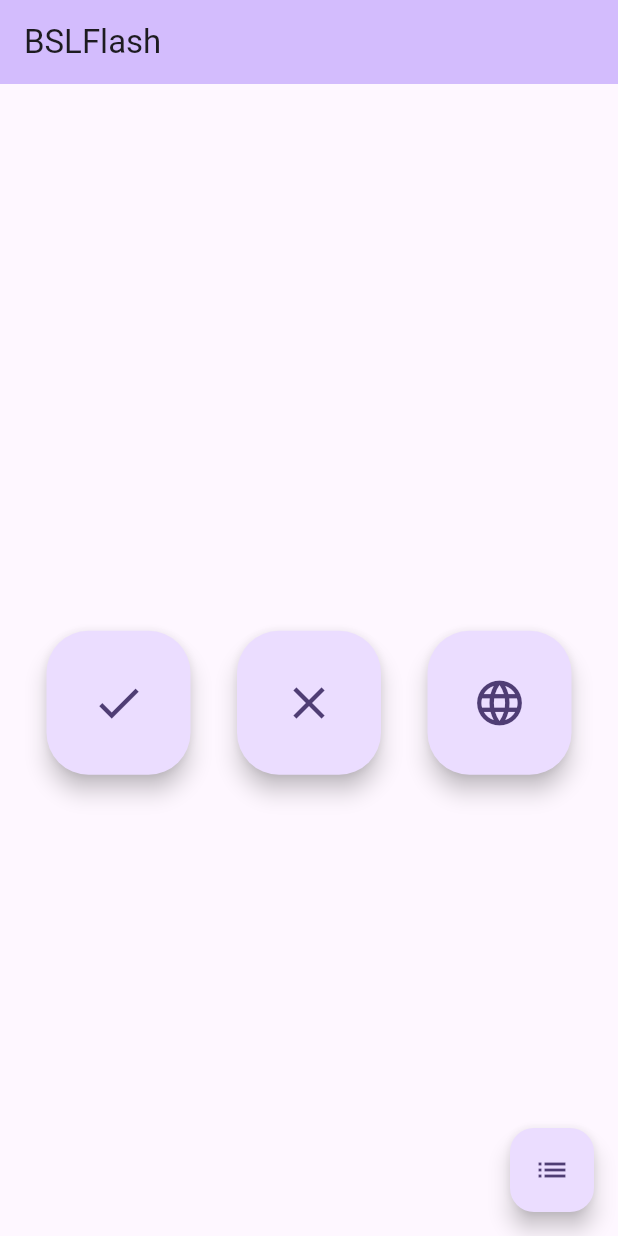
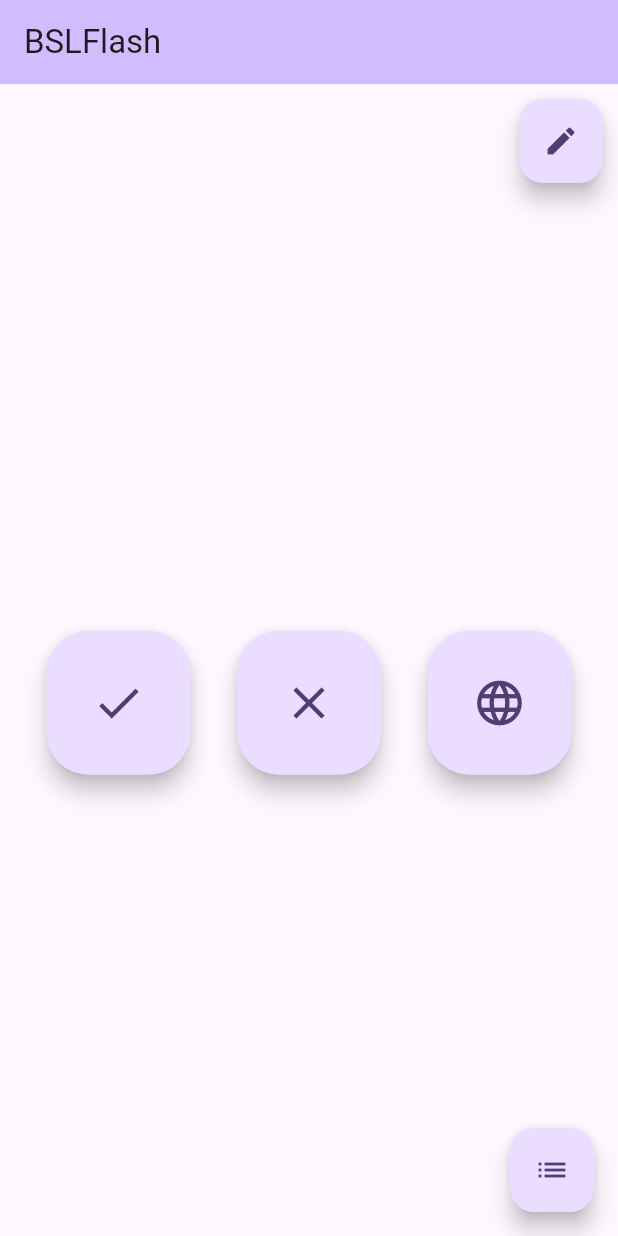
Before and after one commit to Charlie-83/SignFlash, a Flutter app: the screen it shows after launch, on a phone screen of 412 x 824 dp. Run offline on Flutter 3.47's test engine with Material 3 defaults, Android fonts, the phone set to English and light mode, and no system bars.

Commit message:
Edit from test page

```diff
--- a/lib/main.dart
+++ b/lib/main.dart
@@ -174,7 +174,9 @@ class _MyHomePageState extends State<MyHomePage> {
       }
     }
     return Center(
-      child: Column(
+      child: Stack(
+        children: [
+          Column(
             mainAxisAlignment: MainAxisAlignment.spaceEvenly,
             children: <Widget>[
               Text(
@@ -221,6 +223,20 @@ class _MyHomePageState extends State<MyHomePage> {
               ),
             ],
           ),
+          Positioned(
+            top: 10,
+            right: 10,
+            child: FloatingActionButton(
+              child: Icon(Icons.edit),
+              onPressed: () {
+                setState(() {
+                  page = Pages.edit;
+                });
+              },
+            ),
+          ),
+        ],
+      ),
     );
   }
 
```
Lines whose indentation alone changed are shown as unchanged.
